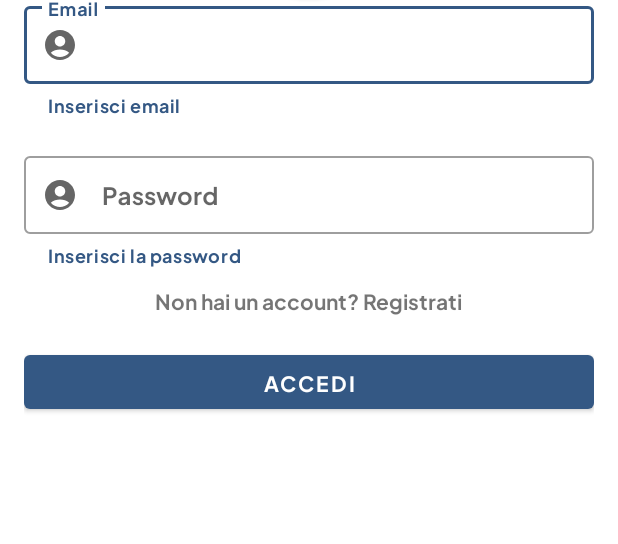
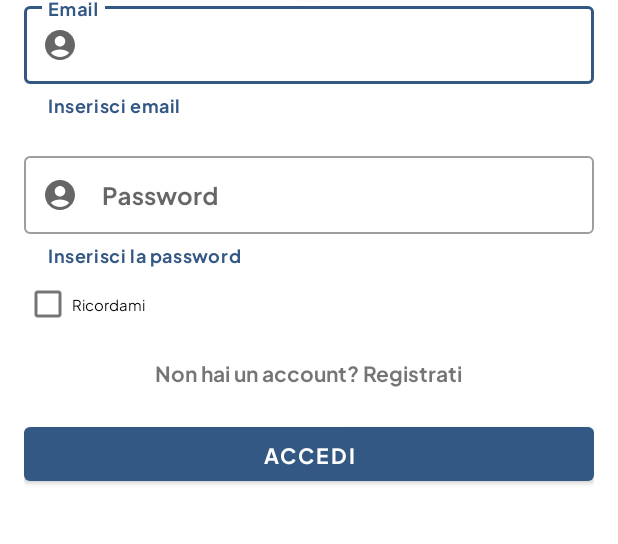
Before and after one commit to NiccoloBert0zzi/MemoryExploerJava, an Android app: the layout activity_login.xml on its own in the app's theme, with its tools: preview values and no code run, on a phone screen of 412 x 824 dp, the part 224-768 px from its top. Run offline under Robolectric (Android 15) with nearby library versions, the phone set to English and light mode, and no system bars.

Commit message:
logout and remember me

```diff
--- a/app/src/main/res/layout/activity_login.xml
+++ b/app/src/main/res/layout/activity_login.xml
@@ -67,7 +67,15 @@
             android:layout_height="wrap_content"
             android:inputType="textEmailAddress" />
     </com.google.android.material.textfield.TextInputLayout>
-
+    <CheckBox
+        android:id="@+id/remember_me"
+        android:layout_width="wrap_content"
+        android:layout_height="wrap_content"
+        app:layout_constraintTop_toBottomOf="@id/password_tv"
+        app:layout_constraintStart_toStartOf="parent"
+        android:text="Ricordami"
+        android:textSize="10sp"
+        android:fontFamily="@font/plusjakartasans_regular"/>
     <TextView
         android:id="@+id/register"
         android:layout_width="wrap_content"
@@ -76,7 +84,7 @@
         android:text="Non hai un account? Registrati"
         app:layout_constraintEnd_toEndOf="parent"
         app:layout_constraintStart_toStartOf="parent"
-        app:layout_constraintTop_toBottomOf="@id/password_tv"
+        app:layout_constraintTop_toBottomOf="@id/remember_me"
         tools:ignore="TextSizeCheck" />
 
     <Button
--- a/app/src/main/res/values/strings.xml
+++ b/app/src/main/res/values/strings.xml
@@ -94,4 +94,5 @@
         "For example, position the FAB to one side of stream of a cards so the FAB won’t interfere "
         "when a user tries to pick up one of cards.\n\n"
     </string>
+    <string name="LogOut">Log out</string>
 </resources>
```
Also changed, not shown: app/src/main/java/com/example/mobile_memoryexplorer/Auth/Login.java (+17 -13 lines), app/src/main/java/com/example/mobile_memoryexplorer/MainActivity.java (+26 -0 lines), app/src/main/java/com/example/mobile_memoryexplorer/MySharedData.java (added, +26 -0 lines), app/src/main/java/com/example/mobile_memoryexplorer/ui/home/HomeFragment.java (+4 -5 lines), app/src/main/res/menu/menu.xml (added, +8 -0 lines).
